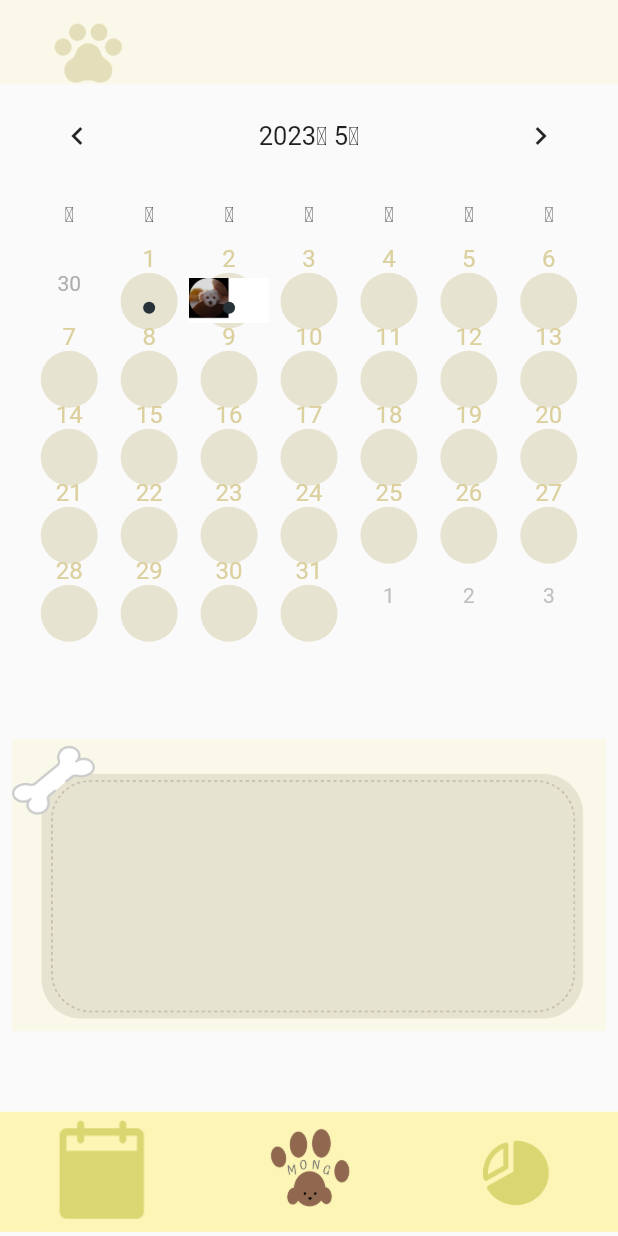
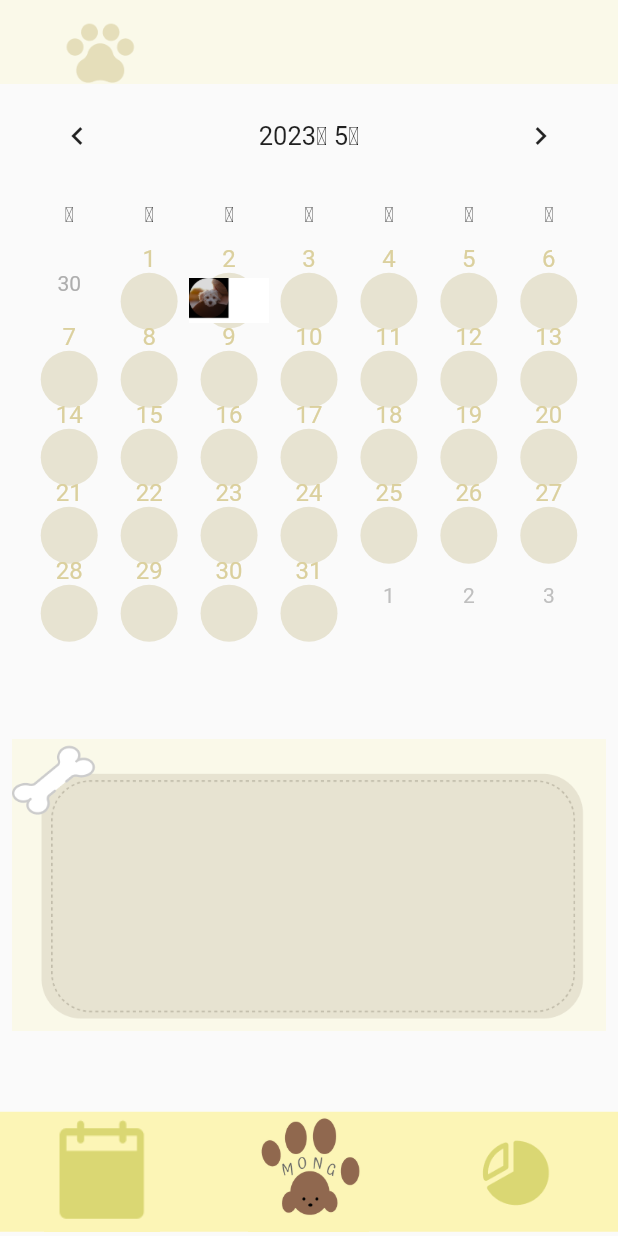
Before and after one commit to 222222222222222T/mong_ui_project, a Flutter app: the calendar screen opened directly, on a phone screen of 412 x 824 dp. Run offline on Flutter 3.47's test engine with Material 2 defaults, Android fonts, the phone set to English and light mode, and no system bars; drawn by our look-alikes of table_calendar.

Commit message:
update1
update1

```diff
--- a/lib/fourScreen.dart
+++ b/lib/fourScreen.dart
@@ -34,14 +34,7 @@ class _calendarState extends State<calendar> {
   List alist = List<int>.filled(31,0);
   DateTime? _selectedDay;
   DateTime _focusedDay = DateTime.now();
-  Map<DateTime, List<sb>> events={
-    DateTime.utc(2023,05,01):[sb()],
-    DateTime.utc(2023,05,02):[sb()],
-  };
 
-  List<sb> _getEventsForDay(DateTime day){
-    return events[day] ??[];
-  }
 
 
   @override
@@ -52,12 +45,15 @@ class _calendarState extends State<calendar> {
           elevation: 0.0,
           title:Container(
               margin: EdgeInsets.fromLTRB(13, 14, 0, 0),
-              child: Image(
-                width: 60,
-                height: 60,
-                image: AssetImage('imageFile/dog_foot.PNG'),
-              )
+              child:TextButton(onPressed: (){
+                Navigator.push(context, MaterialPageRoute(builder: (context)=>sevenScreen()));},
+                  child: Image(
+                    width: 60,
+                    height: 60,
+                    image: AssetImage('imageFile/dog_foot.PNG'),
+                  )
 
+              ),
           )
       ),
       body:content(),
@@ -95,7 +91,6 @@ class _calendarState extends State<calendar> {
                 _focusedDay=focusedDay;
               });
             },
-            eventLoader: _getEventsForDay,
             calendarBuilders: CalendarBuilders(
               defaultBuilder: (context, dateTime, _) {
                 return CalendarCellBuilder(context, dateTime, _, 0);
@@ -158,10 +153,7 @@ class _calendarState extends State<calendar> {
             mainAxisAlignment: MainAxisAlignment.spaceAround,
             children: [
               Image.asset("imageFile/calendar.PNG"),
-              TextButton(onPressed: (){
-                Navigator.push(context, MaterialPageRoute(builder: (context)=>sevenScreen()));},
-                child:Image.asset("imageFile/monglogo.PNG"),
-              ),
+              Image.asset("imageFile/monglogo.PNG"),
               TextButton(onPressed: (){
                 Navigator.push(context, MaterialPageRoute(builder: (context)=>sixScreen()));
               }, child:Image.asset("imageFile/tong.PNG"),
--- a/lib/sevenScreen.dart
+++ b/lib/sevenScreen.dart
@@ -93,7 +93,7 @@ class _lastscreenState extends State<lastscreen> {
             ),
             Container(
                 width: 300,
-                height: 400,
+                height: 370,
                 decoration: BoxDecoration(
                     color: Color(0xffE7E3D1),
                     border: Border.all(color:Color(0xffE7E3D1),width: 2),
@@ -189,6 +189,7 @@ class _lastscreenState extends State<lastscreen> {
                 )
             ),
             Container(
+              margin: EdgeInsets.fromLTRB(0, 40, 0, 0),
               width: double.infinity,
               height: 80,
               color: Color(0xffFCF5B6),
--- a/pubspec.yaml
+++ b/pubspec.yaml
@@ -61,8 +61,6 @@ flutter:
 
   # To add assets to your application, add an assets section, like this:
   assets:
-    - imageFile/발바닥.png
-    - imageFile/뼈다귀.png
     - imageFile/d.png
     - imageFile/monglogo.PNG
     - imageFile/tong.PNG
```
Also changed, not shown: imageFile/발바닥.png (deleted), imageFile/뼈다귀.png (deleted).
